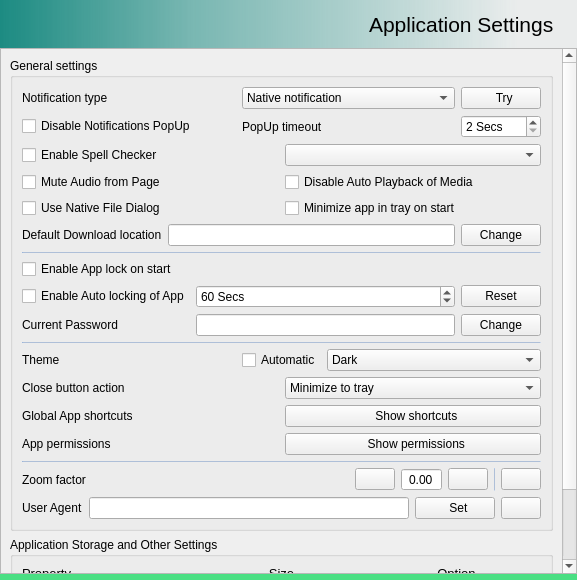
Before: the Qt Designer form src/settingswidget.ui in keshavbhatt/whatsie, drawn with Qt 5.
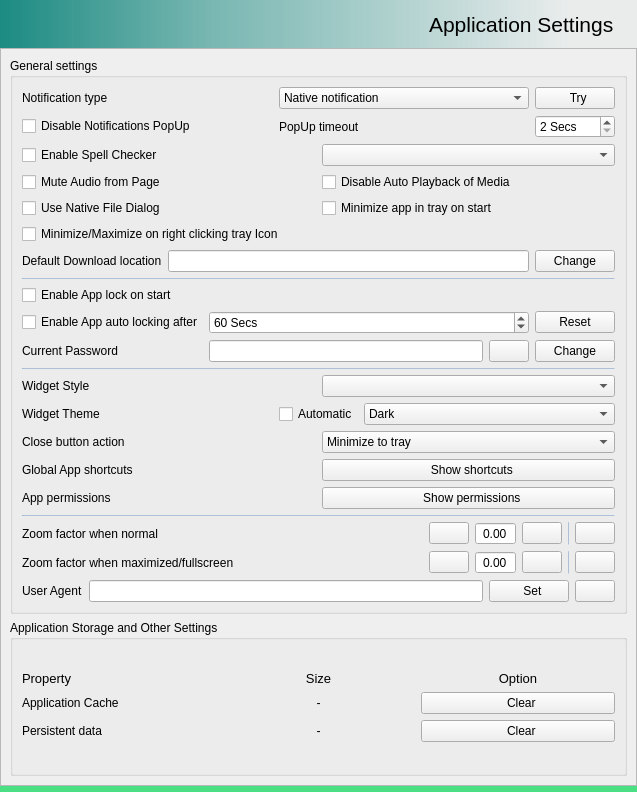
After: the same form once the commit is applied. Icons and pictures are not drawn.

```diff
--- a/src/settingswidget.ui
+++ b/src/settingswidget.ui
@@ -6,8 +6,8 @@
    <rect>
     <x>0</x>
     <y>0</y>
-    <width>577</width>
-    <height>580</height>
+    <width>637</width>
+    <height>792</height>
    </rect>
   </property>
   <property name="windowTitle">
@@ -98,8 +98,8 @@
        <rect>
         <x>0</x>
         <y>0</y>
-        <width>566</width>
-        <height>685</height>
+        <width>621</width>
+        <height>791</height>
        </rect>
       </property>
       <layout class="QVBoxLayout" name="verticalLayout_5">
@@ -109,101 +109,21 @@
           <string>General settings</string>
          </property>
          <layout class="QGridLayout" name="gridLayout_4">
-          <item row="6" column="0">
-           <widget class="Line" name="line_3">
-            <property name="minimumSize">
-             <size>
-              <width>0</width>
-              <height>1</height>
-             </size>
-            </property>
-            <property name="maximumSize">
-             <size>
-              <width>16777215</width>
-              <height>1</height>
-             </size>
-            </property>
-            <property name="styleSheet">
-             <string notr="true">background-color: rgba(63, 129, 216, 48);</string>
-            </property>
-            <property name="frameShadow">
-             <enum>QFrame::Raised</enum>
-            </property>
-            <property name="orientation">
-             <enum>Qt::Horizontal</enum>
-            </property>
-           </widget>
-          </item>
           <item row="8" column="0">
-           <layout class="QGridLayout" name="gridLayout_6">
-            <item row="0" column="1">
-             <widget class="QComboBox" name="closeButtonActionComboBox">
+           <layout class="QHBoxLayout" name="horizontalLayout">
               <item>
+             <widget class="QLabel" name="label_8">
                <property name="text">
-                <string>Minimize to tray</string>
-               </property>
-               <property name="icon">
-                <iconset resource="icons.qrc">
-                 <normaloff>:/icons/window-2-line.png</normaloff>:/icons/window-2-line.png</iconset>
-               </property>
-              </item>
-              <item>
-               <property name="text">
-                <string>Quit Application</string>
-               </property>
-               <property name="icon">
-                <iconset resource="icons.qrc">
-                 <normaloff>:/icons/shut-down-line.png</normaloff>:/icons/shut-down-line.png</iconset>
-               </property>
-              </item>
+               <string>Widget Style</string>
+              </property>
              </widget>
             </item>
-            <item row="1" column="0">
-             <widget class="QLabel" name="label_9">
-              <property name="text">
-               <string>Global App shortcuts</string>
-              </property>
-             </widget>
-            </item>
-            <item row="0" column="0">
-             <widget class="QLabel" name="label">
-              <property name="text">
-               <string>Close button action</string>
-              </property>
-             </widget>
-            </item>
-            <item row="1" column="1">
-             <widget class="QPushButton" name="showShortcutsButton">
-              <property name="text">
-               <string>  Show shortcuts</string>
-              </property>
-              <property name="icon">
-               <iconset resource="icons.qrc">
-                <normaloff>:/icons/share-forward-line.png</normaloff>:/icons/share-forward-line.png</iconset>
-              </property>
-             </widget>
-            </item>
-            <item row="2" column="0">
-             <widget class="QLabel" name="label_10">
-              <property name="text">
-               <string>App permissions</string>
-              </property>
-             </widget>
-            </item>
-            <item row="2" column="1">
-             <widget class="QPushButton" name="showPermissionsButton">
-              <property name="text">
-               <string>  Show permissions</string>
-              </property>
-              <property name="icon">
-               <iconset resource="icons.qrc">
-                <normaloff>:/icons/categories/security.png</normaloff>:/icons/categories/security.png</iconset>
-              </property>
-             </widget>
+            <item>
+             <widget class="QComboBox" name="styleComboBox"/>
             </item>
            </layout>
           </item>
-          <item row="9" column="0">
+          <item row="11" column="0">
            <widget class="Line" name="line_4">
             <property name="minimumSize">
              <size>
@@ -228,134 +148,80 @@
             </property>
            </widget>
           </item>
-          <item row="1" column="0">
-           <layout class="QGridLayout" name="gridLayout">
-            <item row="2" column="1">
-             <widget class="QCheckBox" name="autoPlayMediaCheckBox">
-              <property name="text">
-               <string>Disable Auto Playback of Media</string>
-              </property>
-             </widget>
-            </item>
-            <item row="1" column="0">
-             <widget class="QCheckBox" name="enableSpellCheck">
-              <property name="text">
-               <string>Enable Spell Checker</string>
-              </property>
-             </widget>
-            </item>
-            <item row="3" column="1">
-             <widget class="QCheckBox" name="startMinimized">
-              <property name="text">
-               <string>Minimize app in tray on start</string>
-              </property>
-             </widget>
-            </item>
-            <item row="3" column="0">
-             <widget class="QCheckBox" name="useNativeFileDialog">
-              <property name="text">
-               <string>Use Native File Dialog</string>
-              </property>
-             </widget>
-            </item>
-            <item row="2" column="0">
-             <widget class="QCheckBox" name="muteAudioCheckBox">
-              <property name="text">
-               <string>Mute Audio from Page</string>
-              </property>
-             </widget>
-            </item>
-            <item row="1" column="1">
-             <widget class="QComboBox" name="dictComboBox">
-              <property name="toolTip">
-               <string>Spell checker Language</string>
-              </property>
-             </widget>
-            </item>
-           </layout>
-          </item>
-          <item row="5" column="0">
-           <layout class="QGridLayout" name="gridLayout_3">
+          <item row="9" column="0">
+           <layout class="QGridLayout" name="gridLayout_5">
             <item row="0" column="0">
-             <widget class="QCheckBox" name="applock_checkbox">
-              <property name="toolTip">
-               <string>&lt;html&gt;&lt;head/&gt;&lt;body&gt;&lt;p&gt;Enable application lock screen.&lt;/p&gt;&lt;/body&gt;&lt;/html&gt;</string>
-              </property>
+             <widget class="QLabel" name="label_2">
               <property name="text">
-               <string>Enable App lock on start</string>
+               <string>Widget Theme</string>
               </property>
              </widget>
             </item>
-            <item row="2" column="1">
-             <widget class="QLineEdit" name="password">
-              <property name="text">
-               <string/>
+            <item row="0" column="1">
+             <widget class="QCheckBox" name="automaticThemeCheckBox">
+              <property name="sizePolicy">
+               <sizepolicy hsizetype="Maximum" vsizetype="Fixed">
+                <horstretch>0</horstretch>
+                <verstretch>0</verstretch>
+               </sizepolicy>
               </property>
-              <property name="readOnly">
-               <bool>true</bool>
+              <property name="toolTip">
+               <string>&lt;html&gt;&lt;head/&gt;&lt;body&gt;&lt;p&gt;Based on your system timezone and location.&lt;/p&gt;&lt;/body&gt;&lt;/html&gt;</string>
               </property>
-             </widget>
-            </item>
-            <item row="2" column="0">
-             <widget class="QLabel" name="current_password">
               <property name="text">
-               <string>Current Password</string>
+               <string>Automatic</string>
               </property>
              </widget>
             </item>
-            <item row="2" column="2">
-             <widget class="QPushButton" name="pushButton">
-              <property name="toolTip">
-               <string>Change password</string>
-              </property>
+            <item row="0" column="2">
+             <widget class="QComboBox" name="themeComboBox">
+              <item>
               <property name="text">
-               <string>Change</string>
+                <string>Dark</string>
               </property>
               <property name="icon">
                <iconset resource="icons.qrc">
-                <normaloff>:/icons/categories/utilities.png</normaloff>:/icons/categories/utilities.png</iconset>
-              </property>
-             </widget>
-            </item>
-            <item row="1" column="0">
-             <widget class="QCheckBox" name="app_auto_lock">
+                 <normaloff>:/icons/moon-line.png</normaloff>:/icons/moon-line.png</iconset>
+               </property>
+              </item>
+              <item>
               <property name="text">
-               <string>Enable Auto locking of App</string>
-              </property>
-             </widget>
-            </item>
-            <item row="1" column="1">
-             <widget class="QSpinBox" name="autoLockDurationSpinbox">
-              <property name="suffix">
-               <string> Secs</string>
-              </property>
-              <property name="minimum">
-               <number>10</number>
-              </property>
-              <property name="maximum">
-               <number>14400</number>
-              </property>
-              <property name="value">
-               <number>60</number>
-              </property>
-             </widget>
-            </item>
-            <item row="1" column="2">
-             <widget class="QPushButton" name="pushButton_3">
-              <property name="toolTip">
-               <string>Change password</string>
-              </property>
-              <property name="text">
-               <string>Reset</string>
-              </property>
+                <string>Light</string>
+               </property>
               <property name="icon">
                <iconset resource="icons.qrc">
-                <normaloff>:/icons/refresh-line.png</normaloff>:/icons/refresh-line.png</iconset>
-              </property>
+                 <normaloff>:/icons/lightbulb-line.png</normaloff>:/icons/lightbulb-line.png</iconset>
+               </property>
+              </item>
              </widget>
             </item>
            </layout>
           </item>
+          <item row="4" column="0">
+           <widget class="Line" name="line_2">
+            <property name="minimumSize">
+             <size>
+              <width>0</width>
+              <height>1</height>
+             </size>
+            </property>
+            <property name="maximumSize">
+             <size>
+              <width>16777215</width>
+              <height>1</height>
+             </size>
+            </property>
+            <property name="styleSheet">
+             <string notr="true">background-color: rgba(63, 129, 216, 48);</string>
+            </property>
+            <property name="frameShadow">
+             <enum>QFrame::Raised</enum>
+            </property>
+            <property name="orientation">
+             <enum>Qt::Horizontal</enum>
+            </property>
+           </widget>
+          </item>
           <item row="0" column="0">
            <layout class="QGridLayout" name="gridLayout_8">
             <item row="0" column="1">
@@ -433,7 +299,85 @@
             </item>
            </layout>
           </item>
-          <item row="11" column="0">
+          <item row="7" column="0">
+           <widget class="Line" name="line_3">
+            <property name="minimumSize">
+             <size>
+              <width>0</width>
+              <height>1</height>
+             </size>
+            </property>
+            <property name="maximumSize">
+             <size>
+              <width>16777215</width>
+              <height>1</height>
+             </size>
+            </property>
+            <property name="styleSheet">
+             <string notr="true">background-color: rgba(63, 129, 216, 48);</string>
+            </property>
+            <property name="frameShadow">
+             <enum>QFrame::Raised</enum>
+            </property>
+            <property name="orientation">
+             <enum>Qt::Horizontal</enum>
+            </property>
+           </widget>
+          </item>
+          <item row="1" column="0">
+           <layout class="QGridLayout" name="gridLayout">
+            <item row="1" column="1">
+             <widget class="QComboBox" name="dictComboBox">
+              <property name="toolTip">
+               <string>Spell checker Language</string>
+              </property>
+             </widget>
+            </item>
+            <item row="3" column="0">
+             <widget class="QCheckBox" name="useNativeFileDialog">
+              <property name="text">
+               <string>Use Native File Dialog</string>
+              </property>
+             </widget>
+            </item>
+            <item row="2" column="0">
+             <widget class="QCheckBox" name="muteAudioCheckBox">
+              <property name="text">
+               <string>Mute Audio from Page</string>
+              </property>
+             </widget>
+            </item>
+            <item row="2" column="1">
+             <widget class="QCheckBox" name="autoPlayMediaCheckBox">
+              <property name="text">
+               <string>Disable Auto Playback of Media</string>
+              </property>
+             </widget>
+            </item>
+            <item row="1" column="0">
+             <widget class="QCheckBox" name="enableSpellCheck">
+              <property name="text">
+               <string>Enable Spell Checker</string>
+              </property>
+             </widget>
+            </item>
+            <item row="3" column="1">
+             <widget class="QCheckBox" name="startMinimized">
+              <property name="text">
+               <string>Minimize app in tray on start</string>
+              </property>
+             </widget>
+            </item>
+            <item row="4" column="0">
+             <widget class="QCheckBox" name="minimizeOnTrayIconClick">
+              <property name="text">
+               <string>Minimize/Maximize on right clicking tray Icon</string>
+              </property>
+             </widget>
+            </item>
+           </layout>
+          </item>
+          <item row="15" column="0">
            <layout class="QHBoxLayout" name="horizontalLayout_3">
             <item>
              <widget class="QLabel" name="label_4">
@@ -472,81 +416,9 @@
             </item>
            </layout>
           </item>
-          <item row="7" column="0">
-           <layout class="QGridLayout" name="gridLayout_5">
+          <item row="12" column="0">
+           <layout class="QGridLayout" name="gridLayout_9">
             <item row="0" column="0">
-             <widget class="QLabel" name="label_2">
-              <property name="text">
-               <string>Theme</string>
-              </property>
-             </widget>
-            </item>
-            <item row="0" column="1">
-             <widget class="QCheckBox" name="automaticThemeCheckBox">
-              <property name="sizePolicy">
-               <sizepolicy hsizetype="Maximum" vsizetype="Fixed">
-                <horstretch>0</horstretch>
-                <verstretch>0</verstretch>
-               </sizepolicy>
-              </property>
-              <property name="toolTip">
-               <string>&lt;html&gt;&lt;head/&gt;&lt;body&gt;&lt;p&gt;Based on your system timezone and location.&lt;/p&gt;&lt;/body&gt;&lt;/html&gt;</string>
-              </property>
-              <property name="text">
-               <string>Automatic</string>
-              </property>
-             </widget>
-            </item>
-            <item row="0" column="2">
-             <widget class="QComboBox" name="themeComboBox">
-              <item>
-               <property name="text">
-                <string>Dark</string>
-               </property>
-               <property name="icon">
-                <iconset resource="icons.qrc">
-                 <normaloff>:/icons/moon-line.png</normaloff>:/icons/moon-line.png</iconset>
-               </property>
-              </item>
-              <item>
-               <property name="text">
-                <string>Light</string>
-               </property>
-               <property name="icon">
-                <iconset resource="icons.qrc">
-                 <normaloff>:/icons/lightbulb-line.png</normaloff>:/icons/lightbulb-line.png</iconset>
-               </property>
-              </item>
-             </widget>
-            </item>
-           </layout>
-          </item>
-          <item row="4" column="0">
-           <widget class="Line" name="line_2">
-            <property name="minimumSize">
-             <size>
-              <width>0</width>
-              <height>1</height>
-             </size>
-            </property>
-            <property name="maximumSize">
-             <size>
-              <width>16777215</width>
-              <height>1</height>
-             </size>
-            </property>
-            <property name="styleSheet">
-             <string notr="true">background-color: rgba(63, 129, 216, 48);</string>
-            </property>
-            <property name="frameShadow">
-             <enum>QFrame::Raised</enum>
-            </property>
-            <property name="orientation">
-             <enum>Qt::Horizontal</enum>
-            </property>
-           </widget>
-          </item>
-          <item row="10" column="0">
            <layout class="QHBoxLayout" name="horizontalLayout_12">
             <property name="topMargin">
              <number>0</number>
@@ -554,10 +426,25 @@
             <item>
              <widget class="QLabel" name="label_15">
               <property name="text">
-               <string>Zoom factor</string>
+                 <string>Zoom factor when normal</string>
               </property>
              </widget>
             </item>
+              <item>
+               <spacer name="horizontalSpacer">
+                <property name="orientation">
+                 <enum>Qt::Horizontal</enum>
+                </property>
+                <property name="sizeHint" stdset="0">
+                 <size>
+                  <width>40</width>
+                  <height>20</height>
+                 </size>
+                </property>
+               </spacer>
+              </item>
+              <item>
+               <layout class="QHBoxLayout" name="horizontalLayout_2">
             <item>
              <widget class="QPushButton" name="zoomMinus">
               <property name="sizePolicy">
@@ -664,10 +551,327 @@
             </item>
            </layout>
           </item>
+             </layout>
+            </item>
+            <item row="1" column="0">
+             <layout class="QHBoxLayout" name="horizontalLayout_13">
+              <property name="topMargin">
+               <number>0</number>
+              </property>
+              <item>
+               <widget class="QLabel" name="label_17">
+                <property name="text">
+                 <string>Zoom factor when maximized/fullscreen</string>
+                </property>
+               </widget>
+              </item>
+              <item>
+               <spacer name="horizontalSpacer_2">
+                <property name="orientation">
+                 <enum>Qt::Horizontal</enum>
+                </property>
+                <property name="sizeHint" stdset="0">
+                 <size>
+                  <width>40</width>
+                  <height>20</height>
+                 </size>
+                </property>
+               </spacer>
+              </item>
+              <item>
+               <layout class="QHBoxLayout" name="horizontalLayout_4">
+                <item>
+                 <widget class="QPushButton" name="zoomMinusMaximized">
+                  <property name="sizePolicy">
+                   <sizepolicy hsizetype="Maximum" vsizetype="Fixed">
+                    <horstretch>0</horstretch>
+                    <verstretch>0</verstretch>
+                   </sizepolicy>
+                  </property>
+                  <property name="toolTip">
+                   <string>Zoom Out</string>
+                  </property>
+                  <property name="text">
+                   <string/>
+                  </property>
+                  <property name="icon">
+                   <iconset resource="icons.qrc">
+                    <normaloff>:/icons/minus.png</normaloff>:/icons/minus.png</iconset>
+                  </property>
+                 </widget>
+                </item>
+                <item>
+                 <widget class="QDoubleSpinBox" name="zoomFactorSpinBoxMaximized">
+                  <property name="sizePolicy">
+                   <sizepolicy hsizetype="Maximum" vsizetype="Fixed">
+                    <horstretch>0</horstretch>
+                    <verstretch>0</verstretch>
+                   </sizepolicy>
+                  </property>
+                  <property name="alignment">
+                   <set>Qt::AlignCenter</set>
+                  </property>
+                  <property name="readOnly">
+                   <bool>true</bool>
+                  </property>
+                  <property name="buttonSymbols">
+                   <enum>QAbstractSpinBox::NoButtons</enum>
+                  </property>
+                 </widget>
+                </item>
+                <item>
+                 <widget class="QPushButton" name="zoomPlusMaximized">
+                  <property name="sizePolicy">
+                   <sizepolicy hsizetype="Maximum" vsizetype="Fixed">
+                    <horstretch>0</horstretch>
+                    <verstretch>0</verstretch>
+                   </sizepolicy>
+                  </property>
+                  <property name="toolTip">
+                   <string>Zoom In</string>
+                  </property>
+                  <property name="text">
+                   <string/>
+                  </property>
+                  <property name="icon">
+                   <iconset resource="icons.qrc">
+                    <normaloff>:/icons/plus.png</normaloff>:/icons/plus.png</iconset>
+                  </property>
+                 </widget>
+                </item>
+                <item>
+                 <widget class="Line" name="line_6">
+                  <property name="minimumSize">
+                   <size>
+                    <width>1</width>
+                    <height>0</height>
+                   </size>
+                  </property>
+                  <property name="maximumSize">
+                   <size>
+                    <width>1</width>
+                    <height>16777215</height>
+                   </size>
+                  </property>
+                  <property name="styleSheet">
+                   <string notr="true">background-color: rgba(63, 129, 216, 48);</string>
+                  </property>
+                  <property name="frameShadow">
+                   <enum>QFrame::Raised</enum>
+                  </property>
+                  <property name="orientation">
+                   <enum>Qt::Vertical</enum>
+                  </property>
+                 </widget>
+                </item>
+                <item>
+                 <widget class="QPushButton" name="zoomResetMaximized">
+                  <property name="sizePolicy">
+                   <sizepolicy hsizetype="Maximum" vsizetype="Fixed">
+                    <horstretch>0</horstretch>
+                    <verstretch>0</verstretch>
+                   </sizepolicy>
+                  </property>
+                  <property name="toolTip">
+                   <string>reset</string>
+                  </property>
+                  <property name="text">
+                   <string/>
+                  </property>
+                  <property name="icon">
+                   <iconset resource="icons.qrc">
+                    <normaloff>:/icons/arrow-go-back-line.png</normaloff>:/icons/arrow-go-back-line.png</iconset>
+                  </property>
+                 </widget>
+                </item>
+               </layout>
+              </item>
+             </layout>
+            </item>
+           </layout>
+          </item>
+          <item row="10" column="0">
+           <layout class="QGridLayout" name="gridLayout_6">
+            <item row="0" column="1">
+             <widget class="QComboBox" name="closeButtonActionComboBox">
+              <item>
+               <property name="text">
+                <string>Minimize to tray</string>
+               </property>
+               <property name="icon">
+                <iconset resource="icons.qrc">
+                 <normaloff>:/icons/window-2-line.png</normaloff>:/icons/window-2-line.png</iconset>
+               </property>
+              </item>
+              <item>
+               <property name="text">
+                <string>Quit Application</string>
+               </property>
+               <property name="icon">
+                <iconset resource="icons.qrc">
+                 <normaloff>:/icons/shut-down-line.png</normaloff>:/icons/shut-down-line.png</iconset>
+               </property>
+              </item>
+             </widget>
+            </item>
+            <item row="1" column="0">
+             <widget class="QLabel" name="label_9">
+              <property name="text">
+               <string>Global App shortcuts</string>
+              </property>
+             </widget>
+            </item>
+            <item row="0" column="0">
+             <widget class="QLabel" name="label">
+              <property name="text">
+               <string>Close button action</string>
+              </property>
+             </widget>
+            </item>
+            <item row="1" column="1">
+             <widget class="QPushButton" name="showShortcutsButton">
+              <property name="text">
+               <string>  Show shortcuts</string>
+              </property>
+              <property name="icon">
+               <iconset resource="icons.qrc">
+                <normaloff>:/icons/share-forward-line.png</normaloff>:/icons/share-forward-line.png</iconset>
+              </property>
+             </widget>
+            </item>
+            <item row="2" column="0">
+             <widget class="QLabel" name="label_10">
+              <property name="text">
+               <string>App permissions</string>
+              </property>
+             </widget>
+            </item>
+            <item row="2" column="1">
+             <widget class="QPushButton" name="showPermissionsButton">
+              <property name="text">
+               <string>  Show permissions</string>
+              </property>
+              <property name="icon">
+               <iconset resource="icons.qrc">
+                <normaloff>:/icons/categories/security.png</normaloff>:/icons/categories/security.png</iconset>
+              </property>
+             </widget>
+            </item>
+           </layout>
+          </item>
+          <item row="5" column="0">
+           <layout class="QGridLayout" name="gridLayout_3">
+            <item row="0" column="0">
+             <widget class="QCheckBox" name="applock_checkbox">
+              <property name="toolTip">
+               <string>&lt;html&gt;&lt;head/&gt;&lt;body&gt;&lt;p&gt;Enable application lock screen.&lt;/p&gt;&lt;/body&gt;&lt;/html&gt;</string>
+              </property>
+              <property name="text">
+               <string>Enable App lock on start</string>
+              </property>
+             </widget>
+            </item>
+            <item row="2" column="0">
+             <widget class="QLabel" name="label_19">
+              <property name="text">
+               <string>Current Password</string>
+              </property>
+             </widget>
+            </item>
+            <item row="2" column="2">
+             <widget class="QPushButton" name="chnageCurrentPasswordPushButton">
+              <property name="toolTip">
+               <string>Change password</string>
+              </property>
+              <property name="text">
+               <string>Change</string>
+              </property>
+              <property name="icon">
+               <iconset resource="icons.qrc">
+                <normaloff>:/icons/categories/utilities.png</normaloff>:/icons/categories/utilities.png</iconset>
+              </property>
+             </widget>
+            </item>
+            <item row="1" column="0">
+             <widget class="QCheckBox" name="appAutoLockcheckBox">
+              <property name="text">
+               <string>Enable App auto locking after</string>
+              </property>
+             </widget>
+            </item>
+            <item row="1" column="1">
+             <widget class="QSpinBox" name="autoLockDurationSpinbox">
+              <property name="suffix">
+               <string> Secs</string>
+              </property>
+              <property name="minimum">
+               <number>10</number>
+              </property>
+              <property name="maximum">
+               <number>14400</number>
+              </property>
+              <property name="value">
+               <number>60</number>
+              </property>
+             </widget>
+            </item>
+            <item row="1" column="2">
+             <widget class="QPushButton" name="resetAppAutoLockPushButton">
+              <property name="toolTip">
+               <string>Change password</string>
+              </property>
+              <property name="text">
+               <string>Reset</string>
+              </property>
+              <property name="icon">
+               <iconset resource="icons.qrc">
+                <normaloff>:/icons/arrow-go-back-line.png</normaloff>:/icons/arrow-go-back-line.png</iconset>
+              </property>
+             </widget>
+            </item>
+            <item row="2" column="1">
+             <layout class="QHBoxLayout" name="horizontalLayout_5">
+              <item>
+               <widget class="QLineEdit" name="current_password">
+                <property name="text">
+                 <string/>
+                </property>
+                <property name="echoMode">
+                 <enum>QLineEdit::Password</enum>
+                </property>
+                <property name="readOnly">
+                 <bool>true</bool>
+                </property>
+               </widget>
+              </item>
+              <item>
+               <widget class="QPushButton" name="viewPassword">
+                <property name="sizePolicy">
+                 <sizepolicy hsizetype="Maximum" vsizetype="Fixed">
+                  <horstretch>0</horstretch>
+                  <verstretch>0</verstretch>
+                 </sizepolicy>
+                </property>
+                <property name="toolTip">
+                 <string>View password</string>
+                </property>
+                <property name="text">
+                 <string/>
+                </property>
+                <property name="icon">
+                 <iconset resource="icons.qrc">
+                  <normaloff>:/icons/eye-line.png</normaloff>:/icons/eye-line.png</iconset>
+                </property>
+               </widget>
+              </item>
+             </layout>
+            </item>
+           </layout>
+          </item>
           <item row="3" column="0">
            <layout class="QGridLayout" name="gridLayout_7">
             <item row="0" column="1">
-             <widget class="QLineEdit" name="lineEdit">
+             <widget class="QLineEdit" name="defaultDownloadLocation">
               <property name="readOnly">
                <bool>true</bool>
               </property>
@@ -681,7 +885,7 @@
              </widget>
             </item>
             <item row="0" column="2">
-             <widget class="QPushButton" name="pushButton_2">
+             <widget class="QPushButton" name="changeDefaultDownloadLocationPb">
               <property name="sizePolicy">
                <sizepolicy hsizetype="Maximum" vsizetype="Fixed">
                 <horstretch>0</horstretch>
@@ -743,6 +947,12 @@
             </item>
             <item row="0" column="0">
              <widget class="QLabel" name="label_11">
+              <property name="sizePolicy">
+               <sizepolicy hsizetype="Preferred" vsizetype="Maximum">
+                <horstretch>0</horstretch>
+                <verstretch>0</verstretch>
+               </sizepolicy>
+              </property>
               <property name="font">
                <font>
                 <pointsize>10</pointsize>
@@ -756,6 +966,12 @@
             </item>
             <item row="0" column="2">
              <widget class="QLabel" name="label_13">
+              <property name="sizePolicy">
+               <sizepolicy hsizetype="Preferred" vsizetype="Maximum">
+                <horstretch>0</horstretch>
+                <verstretch>0</verstretch>
+               </sizepolicy>
+              </property>
               <property name="font">
                <font>
                 <pointsize>10</pointsize>
@@ -772,6 +988,12 @@
             </item>
             <item row="0" column="1">
              <widget class="QLabel" name="label_12">
+              <property name="sizePolicy">
+               <sizepolicy hsizetype="Preferred" vsizetype="Maximum">
+                <horstretch>0</horstretch>
+                <verstretch>0</verstretch>
+               </sizepolicy>
+              </property>
               <property name="font">
                <font>
                 <pointsize>10</pointsize>
```
Lines whose indentation alone changed are shown as unchanged.
